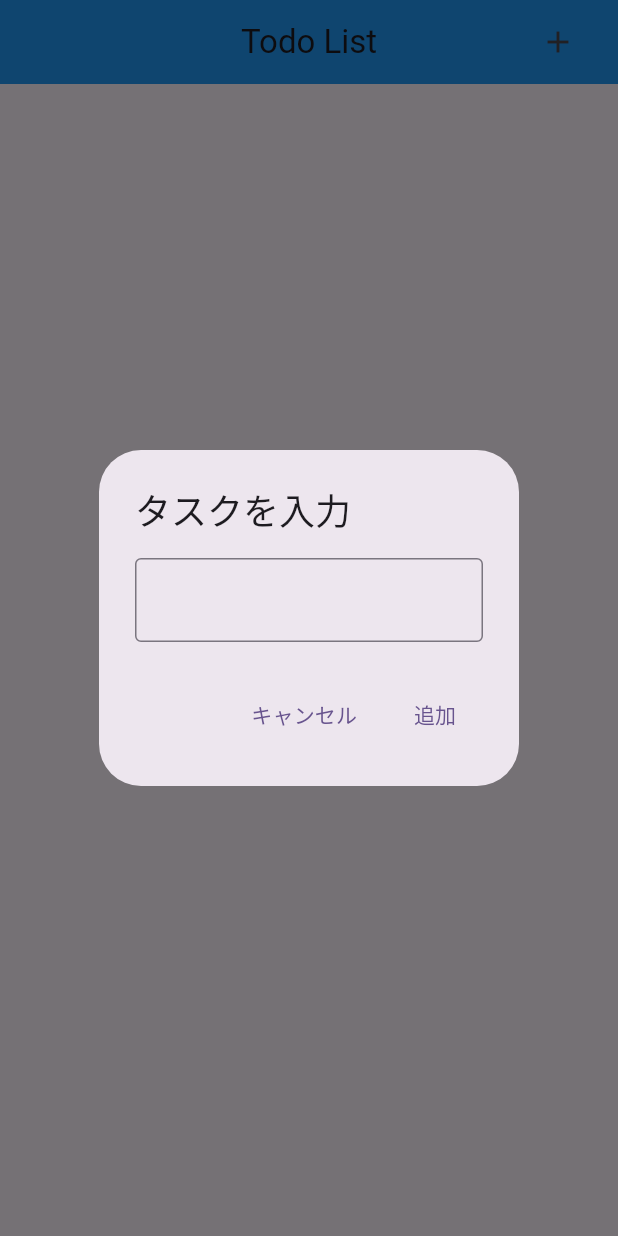
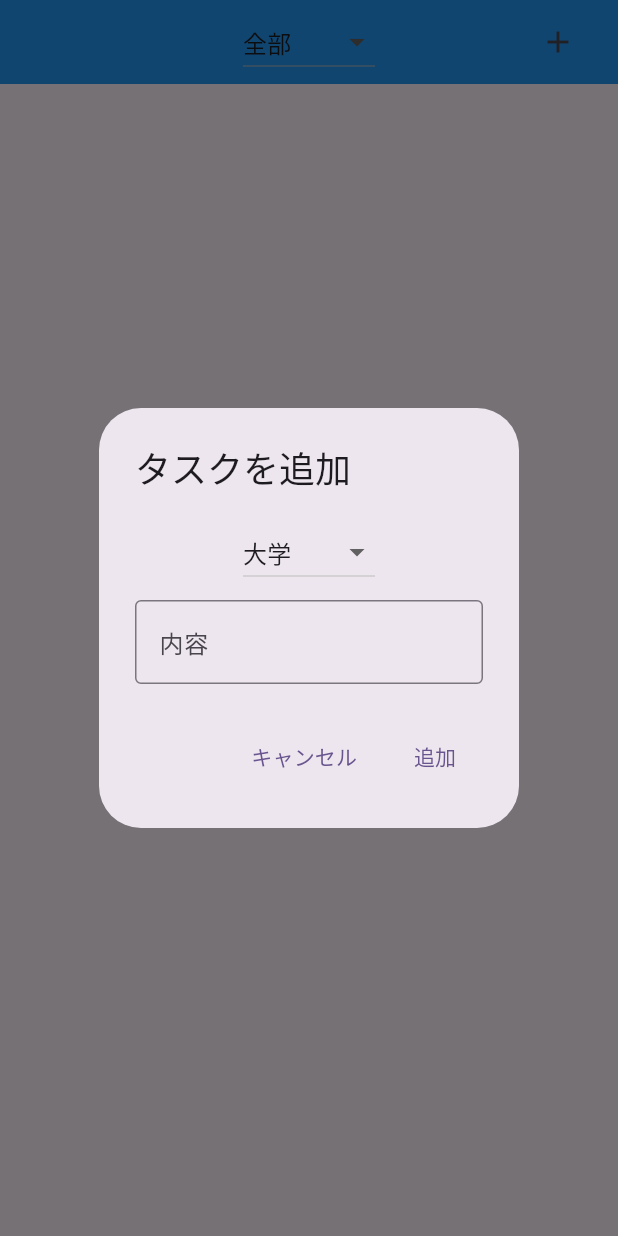
Before and after one commit to katakatahanahana/todo_new, a Flutter app: the screen it shows after launch, after a tap on the "add" icon, on a phone screen of 412 x 824 dp. Run offline on Flutter 3.47's test engine with Material 3 defaults, Android fonts, the phone set to English and light mode, and no system bars.

Commit message:
カテゴリー追加と表示

```diff
--- a/lib/main.dart
+++ b/lib/main.dart
@@ -1,6 +1,4 @@
 import 'package:flutter/material.dart';
-
-final List<String> entries = <String>[];
 
 void main() {
   runApp(const MyApp());
@@ -32,21 +30,47 @@ class MyHomePage extends StatefulWidget {
 }
 
 class _MyHomePageState extends State<MyHomePage> {
-  final TextEditingController _textFieldController = TextEditingController();
+  final List<Map<String, String>> entries = [];
+  final TextEditingController _descriptionController = TextEditingController();
+  String _selectedTitle = '大学';
+  String _selectedCategory = '全部';
 
   // プラスボタンを押したときに呼ばれる関数
   void addItem() {
     showDialog(
       context: context,
       builder: (BuildContext context) {
+        // use StatefulBuilder to ensure the dropdown updates within the dialog
+        return StatefulBuilder(
+          builder: (context, setDialogState) {
             return AlertDialog(
-          title: const Text('タスクを入力'),
-          content: TextField(
-            controller: _textFieldController,
+              title: const Text('タスクを追加'),
+              content: Column(
+                mainAxisSize: MainAxisSize.min,
+                children: <Widget>[
+                  DropdownButton<String>(
+                    value: _selectedTitle,
+                    items: <String>['大学', '課題', 'サークル'].map((String value) {
+                      return DropdownMenuItem<String>(
+                        value: value,
+                        child: Text(value),
+                      );
+                    }).toList(),
+                    onChanged: (String? newValue) {
+                      setDialogState(() {
+                        _selectedTitle = newValue!;
+                      });
+                    },
+                  ),
+                  const SizedBox(height: 8),
+                  TextField(
+                    controller: _descriptionController,
                     decoration: const InputDecoration(
                       border: OutlineInputBorder(),
-              // labelText: 'Enter your item',
+                      labelText: '内容',
                     ),
+                  ),
+                ],
               ),
               actions: <Widget>[
                 TextButton(
@@ -59,10 +83,12 @@ class _MyHomePageState extends State<MyHomePage> {
                   child: const Text('追加'),
                   onPressed: () {
                     setState(() {
-                  if (_textFieldController.text.isNotEmpty)
-                    entries.add(_textFieldController.text);
+                      entries.add({
+                        'title': _selectedTitle,
+                        'description': _descriptionController.text,
                       });
-                _textFieldController.clear();
+                    });
+                    _descriptionController.clear();
                     Navigator.of(context).pop();
                   },
                 ),
@@ -70,37 +96,62 @@ class _MyHomePageState extends State<MyHomePage> {
             );
           },
         );
+      },
+    );
   }
 
   @override
   Widget build(BuildContext context) {
+    final filteredEntries = _selectedCategory == '全部'
+        ? entries
+        : entries
+            .where((entry) => entry['title'] == _selectedCategory)
+            .toList();
+
     return Scaffold(
       appBar: AppBar(
         centerTitle: true,
         backgroundColor: Colors.blue,
-        title: const Text('Todo List'),
+        title: DropdownButton<String>(
+          value: _selectedCategory,
+          items: <String>['全部', '大学', '課題', 'サークル'].map((String value) {
+            return DropdownMenuItem<String>(
+              value: value,
+              child: Text(value),
+            );
+          }).toList(),
+          onChanged: (String? newValue) {
+            setState(() {
+              _selectedCategory = newValue!;
+            });
+          },
+        ),
         actions: [
           IconButton(
             icon: const Icon(Icons.add),
-            onPressed: addItem, // プラスボタンを押したときにaddItem関数を呼び出し
+            onPressed: addItem,
           ),
           const Padding(padding: EdgeInsets.symmetric(horizontal: 8)),
         ],
       ),
       body: ListView.separated(
         padding: const EdgeInsets.all(8),
-        itemCount: entries.length,
+        itemCount: filteredEntries.length,
         itemBuilder: (BuildContext context, int index) {
           return ListTile(
             title: Text(
-              entries[index],
+              filteredEntries[index]['title']!,
+              textAlign: TextAlign.left,
+            ),
+            subtitle: Text(
+              filteredEntries[index]['description']!,
               textAlign: TextAlign.left,
             ),
             trailing: IconButton(
               icon: const Icon(Icons.delete),
               onPressed: () {
                 setState(() {
-                  entries.removeAt(index);
+                  entries.removeAt(entries.indexOf(filteredEntries[index]));
                 });
               },
             ),
```
Lines whose indentation alone changed are shown as unchanged.
